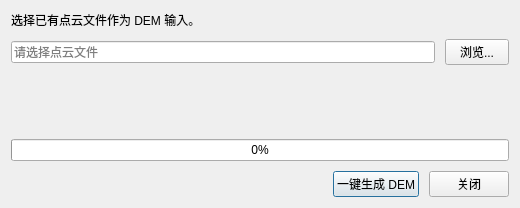
guderianXu/plascan, file src/gui/dialogs/reconstruction/CreateDemDialog.ui: the form before one commit.
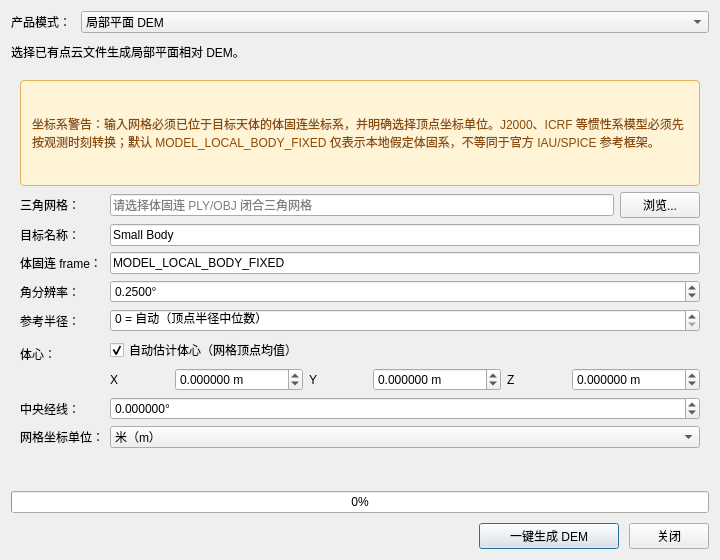
The form after the commit. The open tabs and pages were chosen to show the change.

Commit message: feat: add native small-body global terrain products

```diff
--- a/src/gui/dialogs/reconstruction/CreateDemDialog.ui
+++ b/src/gui/dialogs/reconstruction/CreateDemDialog.ui
@@ -4,8 +4,8 @@
  <widget class="QDialog" name="CreateDemDialog">
   <property name="minimumSize">
    <size>
-    <width>520</width>
-    <height>0</height>
+    <width>720</width>
+    <height>560</height>
    </size>
   </property>
   <property name="windowTitle">
@@ -16,57 +16,371 @@
     <number>10</number>
    </property>
    <item>
-    <widget class="QLabel" name="manualHintLabel">
-     <property name="text">
-      <string>选择已有点云文件作为 DEM 输入。</string>
+    <layout class="QFormLayout" name="modeFormLayout">
+     <property name="fieldGrowthPolicy">
+      <enum>QFormLayout::AllNonFixedFieldsGrow</enum>
      </property>
-     <property name="wordWrap">
-      <bool>true</bool>
-     </property>
-    </widget>
-   </item>
-   <item>
-    <layout class="QHBoxLayout" name="denseCloudRow">
-     <item>
-      <widget class="QLineEdit" name="m_denseEdit">
-       <property name="placeholderText">
-        <string>请选择点云文件</string>
-       </property>
-      </widget>
-     </item>
-     <item>
-      <widget class="QPushButton" name="browseDenseBtn">
-       <property name="minimumSize">
-        <size>
-         <width>64</width>
-         <height>0</height>
-        </size>
-       </property>
-       <property name="maximumSize">
-        <size>
-         <width>64</width>
-         <height>16777215</height>
-        </size>
-       </property>
+     <item row="0" column="0">
+      <widget class="QLabel" name="modeLabel">
        <property name="text">
-        <string>浏览...</string>
+        <string>产品模式：</string>
        </property>
       </widget>
      </item>
+     <item row="0" column="1">
+      <widget class="QComboBox" name="m_modeCombo">
+       <item>
+        <property name="text">
+         <string>局部平面 DEM</string>
+        </property>
+       </item>
+       <item>
+        <property name="text">
+         <string>小天体全球径向 DEM + DOM</string>
+        </property>
+       </item>
+      </widget>
+     </item>
     </layout>
    </item>
    <item>
-    <spacer name="manualSpacer">
-     <property name="orientation">
-      <enum>Qt::Vertical</enum>
+    <widget class="QLabel" name="m_hintLabel">
+     <property name="text">
+      <string>选择已有点云文件生成局部平面相对 DEM。</string>
      </property>
-     <property name="sizeHint" stdset="0">
-      <size>
-       <width>20</width>
-       <height>40</height>
-      </size>
+     <property name="wordWrap">
+      <bool>true</bool>
      </property>
-    </spacer>
+    </widget>
+   </item>
+   <item>
+    <widget class="QStackedWidget" name="m_optionsStack">
+     <property name="currentIndex">
+      <number>0</number>
+     </property>
+     <widget class="QWidget" name="planarPage">
+      <layout class="QVBoxLayout" name="planarLayout">
+       <item>
+        <layout class="QFormLayout" name="planarFormLayout">
+         <property name="fieldGrowthPolicy">
+          <enum>QFormLayout::AllNonFixedFieldsGrow</enum>
+         </property>
+         <item row="0" column="0">
+          <widget class="QLabel" name="denseCloudLabel">
+           <property name="text">
+            <string>点云文件：</string>
+           </property>
+          </widget>
+         </item>
+         <item row="0" column="1">
+          <layout class="QHBoxLayout" name="denseCloudRow">
+           <item>
+            <widget class="QLineEdit" name="m_denseEdit">
+             <property name="placeholderText">
+              <string>请选择 PLY/LAS/LAZ 点云文件</string>
+             </property>
+            </widget>
+           </item>
+           <item>
+            <widget class="QPushButton" name="browseDenseBtn">
+             <property name="minimumSize">
+              <size>
+               <width>72</width>
+               <height>0</height>
+              </size>
+             </property>
+             <property name="text">
+              <string>浏览...</string>
+             </property>
+            </widget>
+           </item>
+          </layout>
+         </item>
+        </layout>
+       </item>
+       <item>
+        <widget class="QLabel" name="planarNoteLabel">
+         <property name="text">
+          <string>平面模式沿用现有相对高程处理，自动输出到项目 assets/dem/relative_dem。</string>
+         </property>
+         <property name="wordWrap">
+          <bool>true</bool>
+         </property>
+        </widget>
+       </item>
+       <item>
+        <spacer name="planarSpacer">
+         <property name="orientation">
+          <enum>Qt::Vertical</enum>
+         </property>
+         <property name="sizeHint" stdset="0">
+          <size>
+           <width>20</width>
+           <height>220</height>
+          </size>
+         </property>
+        </spacer>
+       </item>
+      </layout>
+     </widget>
+     <widget class="QWidget" name="globalPage">
+      <layout class="QVBoxLayout" name="globalLayout">
+       <item>
+        <widget class="QLabel" name="frameWarningLabel">
+         <property name="styleSheet">
+          <string notr="true">QLabel { color: #8a4b08; background: #fff4d6; border: 1px solid #e0b45c; border-radius: 4px; padding: 8px; }</string>
+         </property>
+         <property name="text">
+           <string>坐标系警告：输入网格必须已位于目标天体的体固连坐标系，并明确选择顶点坐标单位。J2000、ICRF 等惯性系模型必须先按观测时刻转换；默认 MODEL_LOCAL_BODY_FIXED 仅表示本地假定体固系，不等同于官方 IAU/SPICE 参考框架。</string>
+         </property>
+         <property name="wordWrap">
+          <bool>true</bool>
+         </property>
+        </widget>
+       </item>
+       <item>
+        <layout class="QFormLayout" name="globalFormLayout">
+         <property name="fieldGrowthPolicy">
+          <enum>QFormLayout::AllNonFixedFieldsGrow</enum>
+         </property>
+         <item row="0" column="0">
+          <widget class="QLabel" name="surfaceLabel">
+           <property name="text">
+            <string>三角网格：</string>
+           </property>
+          </widget>
+         </item>
+         <item row="0" column="1">
+          <layout class="QHBoxLayout" name="surfaceRow">
+           <item>
+            <widget class="QLineEdit" name="m_surfaceEdit">
+             <property name="placeholderText">
+              <string>请选择体固连 PLY/OBJ 闭合三角网格</string>
+             </property>
+            </widget>
+           </item>
+           <item>
+            <widget class="QPushButton" name="browseSurfaceBtn">
+             <property name="minimumSize">
+              <size>
+               <width>72</width>
+               <height>0</height>
+              </size>
+             </property>
+             <property name="text">
+              <string>浏览...</string>
+             </property>
+            </widget>
+           </item>
+          </layout>
+         </item>
+         <item row="1" column="0">
+          <widget class="QLabel" name="targetNameLabel">
+           <property name="text">
+            <string>目标名称：</string>
+           </property>
+          </widget>
+         </item>
+         <item row="1" column="1">
+          <widget class="QLineEdit" name="m_targetNameEdit">
+           <property name="text">
+            <string>Small Body</string>
+           </property>
+           <property name="placeholderText">
+            <string>例如 RYUGU</string>
+           </property>
+          </widget>
+         </item>
+         <item row="2" column="0">
+          <widget class="QLabel" name="bodyFixedFrameLabel">
+           <property name="text">
+            <string>体固连 frame：</string>
+           </property>
+          </widget>
+         </item>
+         <item row="2" column="1">
+          <widget class="QLineEdit" name="m_bodyFixedFrameEdit">
+           <property name="text">
+            <string>MODEL_LOCAL_BODY_FIXED</string>
+           </property>
+          </widget>
+         </item>
+         <item row="3" column="0">
+          <widget class="QLabel" name="angularResolutionLabel">
+           <property name="text">
+            <string>角分辨率：</string>
+           </property>
+          </widget>
+         </item>
+         <item row="3" column="1">
+          <widget class="QDoubleSpinBox" name="m_angularResolutionSpin">
+           <property name="decimals">
+            <number>4</number>
+           </property>
+           <property name="minimum">
+            <double>0.010000000000000</double>
+           </property>
+           <property name="maximum">
+            <double>90.000000000000000</double>
+           </property>
+           <property name="singleStep">
+            <double>0.050000000000000</double>
+           </property>
+           <property name="value">
+            <double>0.250000000000000</double>
+           </property>
+           <property name="suffix">
+            <string>°</string>
+           </property>
+          </widget>
+         </item>
+         <item row="4" column="0">
+          <widget class="QLabel" name="referenceRadiusLabel">
+           <property name="text">
+            <string>参考半径：</string>
+           </property>
+          </widget>
+         </item>
+         <item row="4" column="1">
+          <widget class="QDoubleSpinBox" name="m_referenceRadiusSpin">
+           <property name="decimals">
+            <number>6</number>
+           </property>
+           <property name="minimum">
+            <double>0.000000000000000</double>
+           </property>
+           <property name="maximum">
+            <double>1000000000000.000000000000000</double>
+           </property>
+           <property name="singleStep">
+            <double>1.000000000000000</double>
+           </property>
+           <property name="specialValueText">
+            <string>0 = 自动（顶点半径中位数）</string>
+           </property>
+           <property name="suffix">
+            <string> m</string>
+           </property>
+          </widget>
+         </item>
+         <item row="5" column="0">
+          <widget class="QLabel" name="bodyCenterLabel">
+           <property name="text">
+            <string>体心：</string>
+           </property>
+          </widget>
+         </item>
+         <item row="5" column="1">
+          <layout class="QVBoxLayout" name="bodyCenterLayout">
+           <item>
+            <widget class="QCheckBox" name="m_automaticCenterCheck">
+             <property name="text">
+              <string>自动估计体心（网格顶点均值）</string>
+             </property>
+             <property name="checked">
+              <bool>true</bool>
+             </property>
+            </widget>
+           </item>
+           <item>
+            <layout class="QHBoxLayout" name="centerXyzLayout">
+             <item>
+              <widget class="QLabel" name="centerXLabel">
+               <property name="text">
+                <string>X</string>
+               </property>
+              </widget>
+             </item>
+             <item>
+              <widget class="QDoubleSpinBox" name="m_centerXSpin">
+               <property name="decimals"><number>6</number></property>
+               <property name="minimum"><double>-1000000000000.000000000000000</double></property>
+               <property name="maximum"><double>1000000000000.000000000000000</double></property>
+               <property name="suffix"><string> m</string></property>
+              </widget>
+             </item>
+             <item>
+              <widget class="QLabel" name="centerYLabel">
+               <property name="text"><string>Y</string></property>
+              </widget>
+             </item>
+             <item>
+              <widget class="QDoubleSpinBox" name="m_centerYSpin">
+               <property name="decimals"><number>6</number></property>
+               <property name="minimum"><double>-1000000000000.000000000000000</double></property>
+               <property name="maximum"><double>1000000000000.000000000000000</double></property>
+               <property name="suffix"><string> m</string></property>
+              </widget>
+             </item>
+             <item>
+              <widget class="QLabel" name="centerZLabel">
+               <property name="text"><string>Z</string></property>
+              </widget>
+             </item>
+             <item>
+              <widget class="QDoubleSpinBox" name="m_centerZSpin">
+               <property name="decimals"><number>6</number></property>
+               <property name="minimum"><double>-1000000000000.000000000000000</double></property>
+               <property name="maximum"><double>1000000000000.000000000000000</double></property>
+               <property name="suffix"><string> m</string></property>
+              </widget>
+             </item>
+            </layout>
+           </item>
+          </layout>
+         </item>
+         <item row="6" column="0">
+          <widget class="QLabel" name="centralMeridianLabel">
+           <property name="text">
+            <string>中央经线：</string>
+           </property>
+          </widget>
+         </item>
+          <item row="6" column="1">
+          <widget class="QDoubleSpinBox" name="m_centralMeridianSpin">
+           <property name="decimals">
+            <number>6</number>
+           </property>
+           <property name="minimum">
+            <double>-180.000000000000000</double>
+           </property>
+           <property name="maximum">
+            <double>180.000000000000000</double>
+           </property>
+           <property name="singleStep">
+            <double>1.000000000000000</double>
+           </property>
+           <property name="suffix">
+            <string>°</string>
+           </property>
+           </widget>
+          </item>
+          <item row="7" column="0">
+           <widget class="QLabel" name="surfaceUnitLabel">
+            <property name="text">
+             <string>网格坐标单位：</string>
+            </property>
+           </widget>
+          </item>
+          <item row="7" column="1">
+           <widget class="QComboBox" name="m_surfaceUnitCombo">
+            <item>
+             <property name="text">
+              <string>米（m）</string>
+             </property>
+            </item>
+            <item>
+             <property name="text">
+              <string>千米（km，输出自动换算为 m）</string>
+             </property>
+            </item>
+           </widget>
+          </item>
+         </layout>
+       </item>
+      </layout>
+     </widget>
+    </widget>
    </item>
    <item>
     <widget class="QLabel" name="m_stageLabel">
@@ -110,7 +424,7 @@
       <widget class="QPushButton" name="m_runBtn">
        <property name="minimumSize">
         <size>
-         <width>80</width>
+         <width>140</width>
          <height>0</height>
         </size>
        </property>
```
The commit also changes 37 other files.
